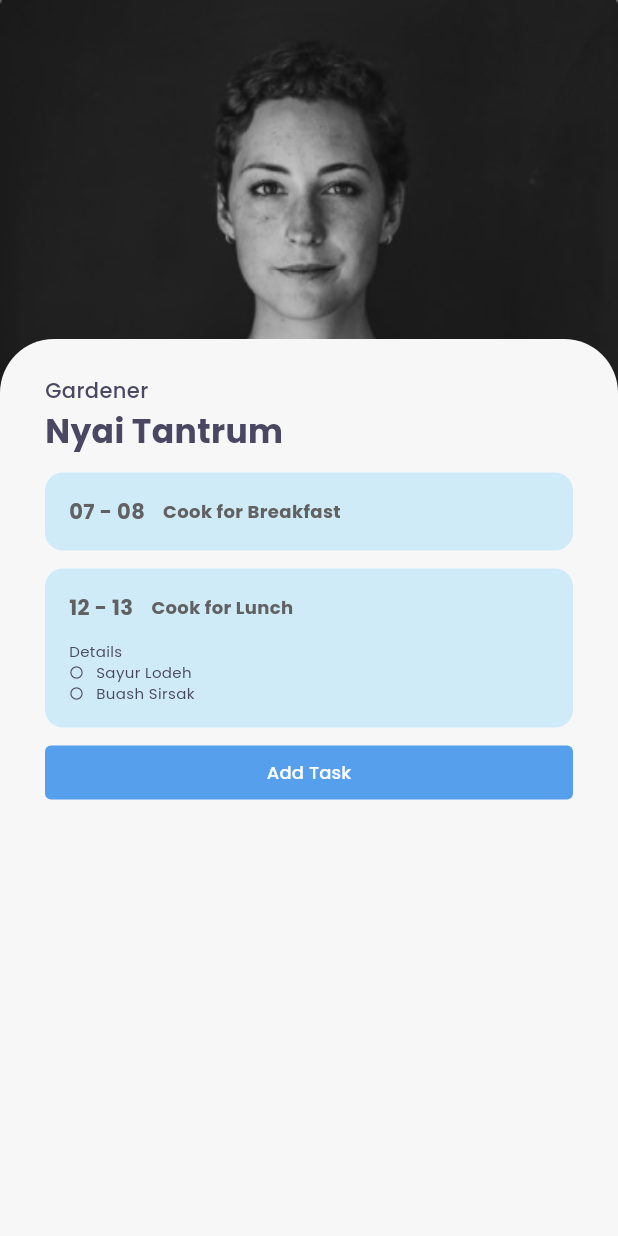
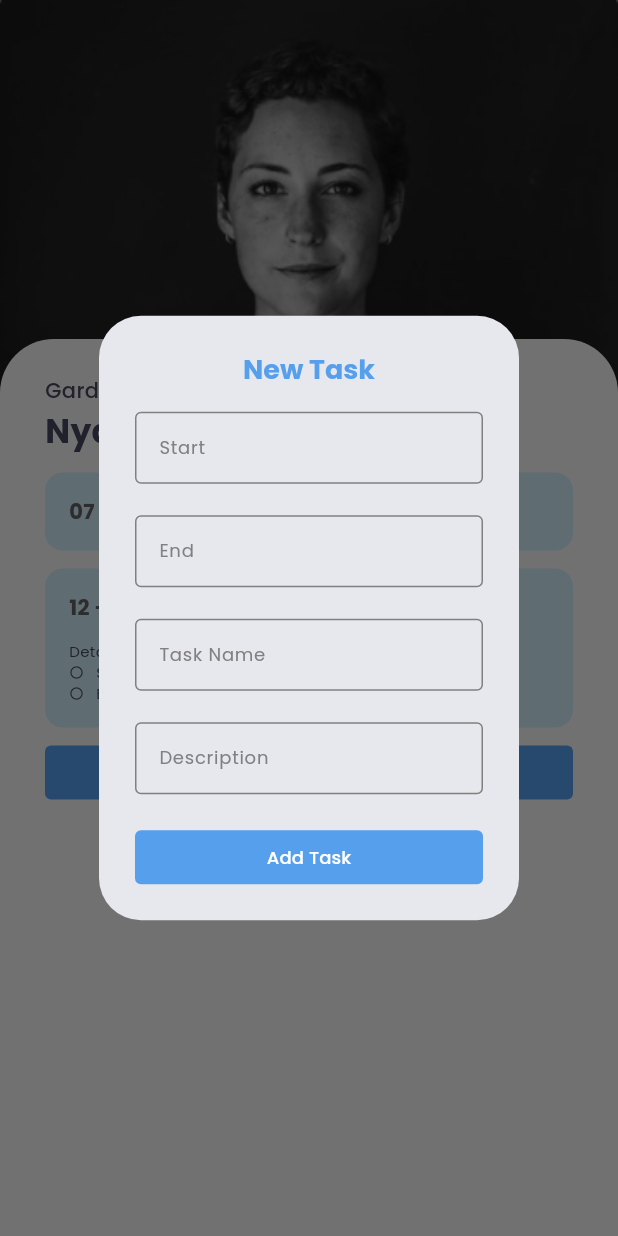
Before and after one commit to ardhanurfan/task_tender, a Flutter app: the DetailAssign screen opened directly, after a tap on "Add Task", on a phone screen of 412 x 824 dp. Run offline on Flutter 3.47's test engine with Material 3 defaults, Android fonts, the phone set to English and light mode, and no system bars; our stand-ins replace cloud_firestore, equatable, firebase_auth, firebase_core, fluttertoast, google_fonts; accounts and stored records are empty; statements that could not run were skipped.

Commit message:
feat contracr

```diff
--- a/lib/ui/pages/detail_assign_page.dart
+++ b/lib/ui/pages/detail_assign_page.dart
@@ -1,12 +1,85 @@
 import 'package:flutter/material.dart';
 import 'package:task_tender/shared/theme.dart';
 import 'package:task_tender/ui/widgets/custom_button.dart';
+import 'package:task_tender/ui/widgets/custom_form_field.dart';
 
 class DetailAssign extends StatelessWidget {
   const DetailAssign({super.key});
 
   @override
   Widget build(BuildContext context) {
+    TextEditingController startController = TextEditingController();
+    TextEditingController endController = TextEditingController();
+    TextEditingController taskNameController = TextEditingController();
+    TextEditingController descriptionController = TextEditingController();
+    void showAddTaskDialog() {
+      showDialog(
+        context: context,
+        builder: (BuildContext context) {
+          return AlertDialog(
+            title: Text(
+              'New Task',
+              style: primaryText.copyWith(fontWeight: bold, fontSize: 18),
+              textAlign: TextAlign.center,
+            ),
+            content: SingleChildScrollView(
+              child: Column(
+                children: [
+                  CustomFormField(
+                    hintText: 'Input Start',
+                    label: 'Start',
+                    validator: 'Please input Start',
+                    textController: startController,
+                  ),
+                  const SizedBox(
+                    height: 21,
+                  ),
+                  CustomFormField(
+                    hintText: 'Input End',
+                    label: 'End',
+                    validator: 'Please input End',
+                    textController: endController,
+                  ),
+                  const SizedBox(
+                    height: 21,
+                  ),
+                  CustomFormField(
+                    hintText: 'Input task name',
+                    label: 'Task Name',
+                    validator: 'Please input task name',
+                    textController: taskNameController,
+                  ),
+                  const SizedBox(
+                    height: 21,
+                  ),
+                  CustomFormField(
+                    hintText: 'Input description',
+                    label: 'Description',
+                    validator: 'Please input description',
+                    textController: descriptionController,
+                  ),
+                ],
+              ),
+            ),
+            actions: [
+              CustomButton(
+                isFit: false,
+                buttonColor: primaryColor,
+                buttonText: 'Add Task',
+                textStyle: whiteText.copyWith(
+                  fontWeight: medium,
+                  fontSize: 12,
+                ),
+                onPressed: () {
+                  Navigator.of(context).pop();
+                },
+              ),
+            ],
+          );
+        },
+      );
+    }
+
     Widget content() {
       return Stack(
         children: [
@@ -168,7 +241,7 @@ class DetailAssign extends StatelessWidget {
                           fontWeight: medium,
                           fontSize: 12,
                         ),
-                        onPressed: () {},
+                        onPressed: showAddTaskDialog,
                       ),
                     ),
                   ],
--- a/lib/ui/pages/main_page.dart
+++ b/lib/ui/pages/main_page.dart
@@ -2,6 +2,7 @@ import 'package:flutter/material.dart';
 import 'package:provider/provider.dart';
 import 'package:task_tender/providers/page_provider.dart';
 import 'package:task_tender/shared/theme.dart';
+import 'package:task_tender/ui/pages/contract_page.dart';
 import 'package:task_tender/ui/pages/detail_assign_page.dart';
 import 'package:task_tender/ui/pages/detail_talent_page.dart';
 import 'package:task_tender/ui/widgets/navigation_item.dart';
@@ -73,7 +74,7 @@ class MainPage extends StatelessWidget {
           }
         case 1:
           {
-            return const DetailAssign();
+            return const Contract();
           }
         default:
           {
```
Also changed, not shown: lib/ui/pages/contract_page.dart (added, +57 -0 lines).
